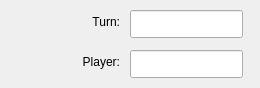
Old version of the form GameDemonstrator/dialogs/GameTurnDialog.ui in the repository raubwuerger/StrategicGameProject.
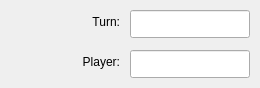
New version of the form.

Patch:
```diff
--- a/GameDemonstrator/dialogs/GameTurnDialog.ui
+++ b/GameDemonstrator/dialogs/GameTurnDialog.ui
@@ -30,7 +30,7 @@
     <rect>
      <x>130</x>
      <y>50</y>
-     <width>113</width>
+     <width>120</width>
      <height>28</height>
     </rect>
    </property>
@@ -72,7 +72,7 @@
     <rect>
      <x>130</x>
      <y>10</y>
-     <width>113</width>
+     <width>120</width>
      <height>28</height>
     </rect>
    </property>
```
